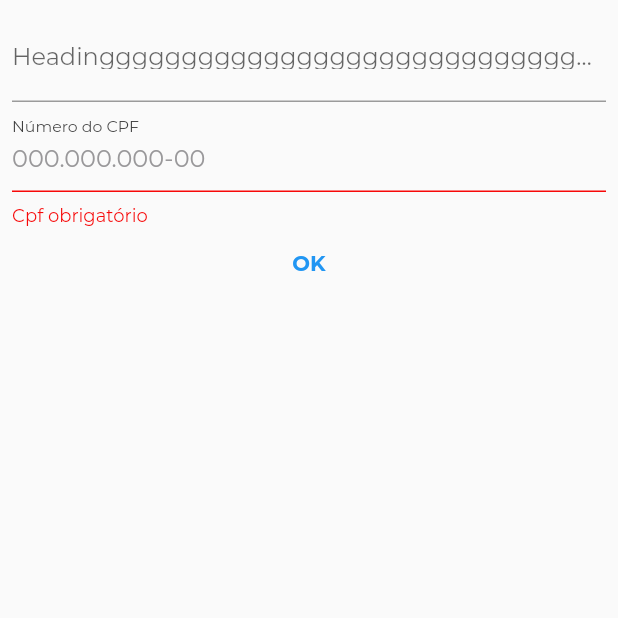
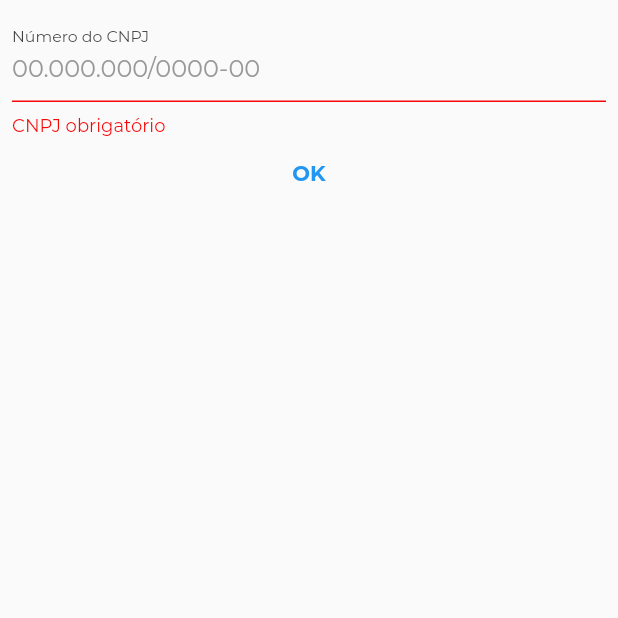
Before and after one commit to KAMADA27/prologue, a Flutter app: the screen it shows after launch, after a tap on "OK", on a phone screen of 412 x 824 dp, the top half of it. Run offline on Flutter 3.47's test engine with Material 2 defaults, Android fonts, the phone set to English and light mode, and no system bars; our stand-ins replace mask_text_input_formatter; project files that could hold a hidden picture were left out.

Commit message:
feat: cnpj validator

```diff
--- /dev/null
+++ b/lib/forms/validators/cnpj_validator_delegate.dart
@@ -0,0 +1,79 @@
+import 'dart:developer';
+
+import 'package:flutter/material.dart';
+import 'package:flutter/src/widgets/focus_manager.dart';
+import 'package:flutter/src/services/text_input.dart';
+import 'package:flutter/src/material/input_decorator.dart';
+import 'package:prologue/forms/validators/validator.dart';
+
+class CnpjValidatorDelegate implements Validator {
+  final String _cnpjMandatory = 'CNPJ obrigatório';
+  final String _cnpjInvalidFormat = 'Formato do CNPJ inválido';
+  final String _cnpjInvalid = 'CNPJ inválido';
+
+  @override
+  FocusNode? focusNode;
+
+  @override
+  InputDecoration? inputDecoration = const InputDecoration(
+      floatingLabelBehavior: FloatingLabelBehavior.always,
+      labelText: 'Número do CNPJ',
+      hintText: '00.000.000/0000-00');
+
+  @override
+  TextInputType textInputType = TextInputType.number;
+
+  @override
+  String? validate({String? text = '', bool mandatory = false}) {
+    if (mandatory && text!.isEmpty) {
+      return _cnpjMandatory;
+    }
+    String cnpj = checkFormatAndRemoveInvalidCharacters(text);
+    if (cnpj.isEmpty || cnpj.length != 14) {
+      return _cnpjInvalidFormat;
+    }
+    if (!_isValidString(cnpj)) {
+      return _cnpjInvalid;
+    }
+    String numbers = cnpj.substring(0, 12);
+    numbers += verifyDigit(numbers).toString();
+    numbers += verifyDigit(numbers).toString();
+
+    if (cnpj.substring(cnpj.length - 2) ==
+        numbers.substring(numbers.length - 2)) {
+      return null;
+    } else {
+      return _cnpjInvalid;
+    }
+  }
+
+  String checkFormatAndRemoveInvalidCharacters(String? cnpj) {
+    cnpj = RegExp(r'^\d{2}.\d{3}.\d{3}\/\d{4}-\d{2}$')
+        .stringMatch(cnpj.toString());
+    cnpj = cnpj == null ? '' : cnpj.replaceAll(RegExp(r'[^0-9]'), '');
+    return cnpj;
+  }
+
+  bool _isValidString(String cnpj) {
+    final sameRepeatedNumbers = RegExp(r'(?!(\d)\1{13})\d{14}');
+    return sameRepeatedNumbers.hasMatch(cnpj);
+  }
+
+  int verifyDigit(String cnpj) {
+    int index = 2;
+    final reverse = cnpj
+        .split('')
+        .reversed
+        .map((String number) => int.parse(number))
+        .toList();
+
+    final sum = reverse.fold(0, (int value, int number) {
+      value += number * index;
+      index = index == 9 ? 2 : index + 1;
+      return value;
+    });
+
+    int mod = sum % 11;
+    return mod < 2 ? 0 : 11 - mod;
+  }
+}
--- a/lib/forms/validators/cpf_validator_delegate.dart
+++ b/lib/forms/validators/cpf_validator_delegate.dart
@@ -1,10 +1,12 @@
 import 'package:flutter/material.dart';
+import 'package:prologue/forms/masks/cpf_input_mask.dart';
 import 'package:prologue/forms/validators/validator.dart';
 
 class CPFValidatorDelegate implements Validator {
   final String _invalidCpf = 'Cpf inválido';
   final String _invalidFormat = 'Formato de cpf inválido';
   final String _cpfMandatory = 'Cpf obrigatório';
+  final validatorMask = InputMasks.cnpjMask;
 
   @override
   late final FocusNode? focusNode;
--- a/lib/main.dart
+++ b/lib/main.dart
@@ -1,5 +1,6 @@
 import 'package:flutter/material.dart';
 import 'package:prologue/forms/inputs/text_form_field_sb.dart';
+import 'package:prologue/forms/validators/cnpj_validator_delegate.dart';
 import 'package:prologue/forms/validators/cpf_validator_delegate.dart';
 import 'package:prologue/theme/theme_data_sb.dart';
 
@@ -36,22 +37,11 @@ class Catalog extends StatelessWidget {
             children: [
               Form(
                 key: _formKey,
-                child: Column(
-                  children: [
-                    TextFormField(
-                      controller: TextEditingController(),
-                      decoration: const InputDecoration(
-                        hintText: "Heading",
-                        labelText: "Headinggggggggggggggggggggggggggggggggggggg"
-                      ),
-                    ),
-                    TextFormFieldSB(
-                      validatorDelegate: CPFValidatorDelegate(),
-                      controller: TextEditingController(),
-                      inputDecoration: CPFValidatorDelegate().inputDecoration,
-                      mandatory: true,
-                    ),
-                  ],
+                child: TextFormFieldSB(
+                  validatorDelegate: CnpjValidatorDelegate(),
+                  controller: TextEditingController(),
+                  inputDecoration: CnpjValidatorDelegate().inputDecoration,
+                  mandatory: true,
                 ),
               ),
               TextButton(
```
